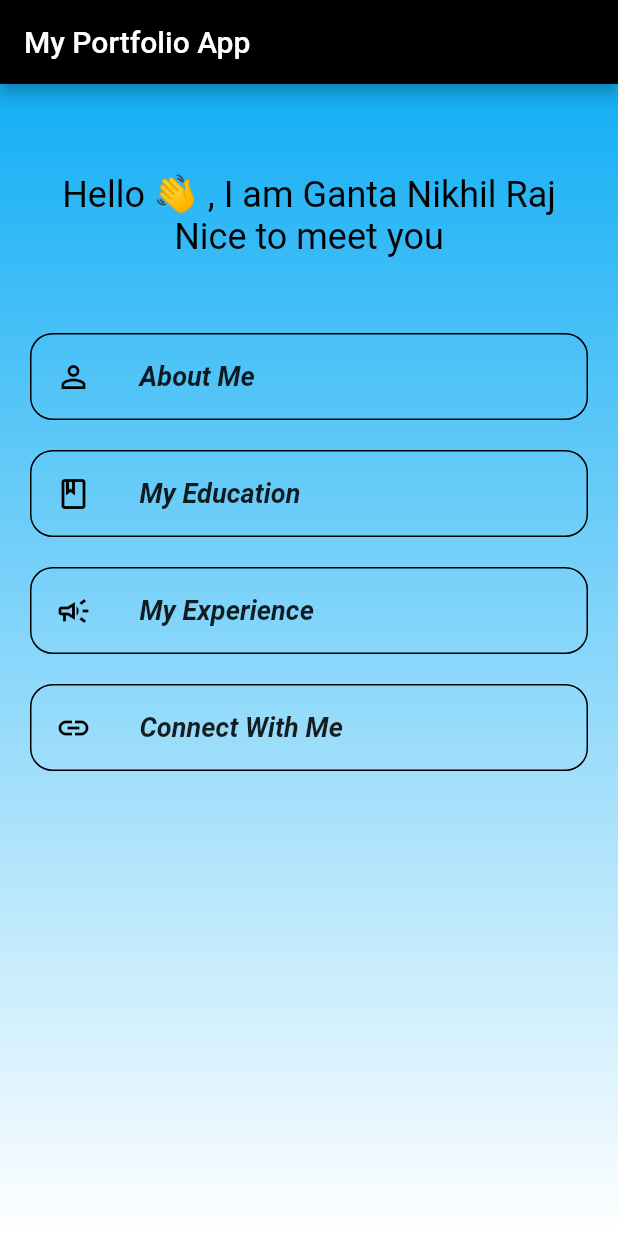
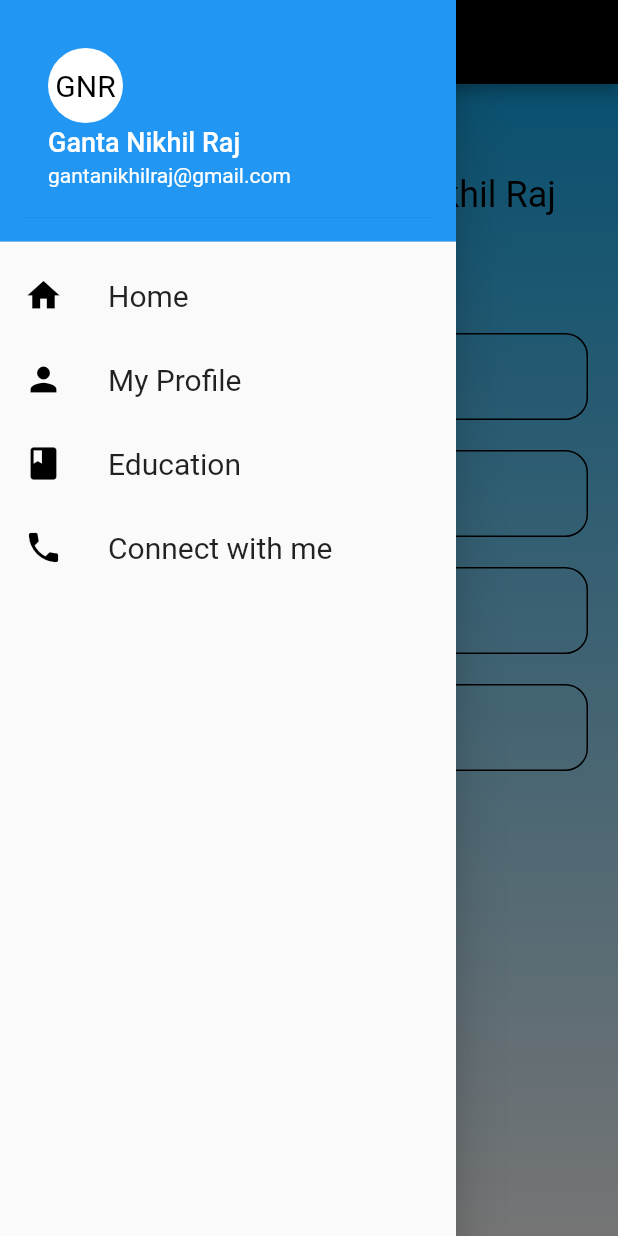
Before and after one commit to gantanikhilraj/My-Portfolio, a Flutter app: the screen it shows after launch, with the side drawer open (before the commit the screen has no drawer), on a phone screen of 412 x 824 dp. Run offline on Flutter 3.47's test engine with Material 2 defaults, Android fonts, the phone set to English and light mode, and no system bars.

Commit message:
drawer screen added

```diff
--- /dev/null
+++ b/lib/screens/drawerscreen.dart
@@ -0,0 +1,88 @@
+import 'package:flutter/material.dart';
+import 'package:my_portfolio/screens/aboutscreen.dart';
+import 'package:my_portfolio/screens/educationscreen.dart';
+import 'package:my_portfolio/screens/mainscreen.dart';
+import 'package:my_portfolio/screens/medialinks.dart';
+
+class DrawerL extends StatelessWidget {
+  static const String id = 'AboutScreen';
+
+  @override
+  Widget build(BuildContext context) {
+    return ListTileTheme(
+      child: Drawer(
+        child: ListView(
+          children: [
+            const SingleChildScrollView(
+              child: DrawerHeader(
+                decoration: BoxDecoration(color: Colors.blue),
+                child: UserAccountsDrawerHeader(
+                  decoration: BoxDecoration(color: Colors.blue),
+                  accountName: Text(
+                    "Ganta Nikhil Raj",
+                    style: TextStyle(fontSize: 18),
+                  ),
+                  accountEmail: Text("gantanikhilraj@gmail.com"),
+                  currentAccountPictureSize: Size.square(50),
+                  currentAccountPicture: CircleAvatar(
+                    backgroundColor: Colors.white,
+                    child: Text(
+                      "GNR",
+                      style: TextStyle(fontSize: 20.0, color: Colors.black),
+                    ),
+                  ),
+                ),
+              ),
+            ),
+            ListTile(
+              leading: const Icon(
+                Icons.home,
+                color: Colors.black,
+                size: 26,
+              ),
+              title: const Text('Home', style: TextStyle(fontSize: 20)),
+              onTap: () {
+                Navigator.pop(context);
+                Navigator.pushNamed(context, MainScreen.id);
+              },
+            ),
+            ListTile(
+              leading: const Icon(
+                Icons.person,
+                color: Colors.black,
+                size: 26,
+              ),
+              title: const Text('My Profile', style: TextStyle(fontSize: 20)),
+              onTap: () {
+                Navigator.pushNamed(context, AboutScreen.id);
+              },
+            ),
+            ListTile(
+              leading: const Icon(
+                Icons.book,
+                color: Colors.black,
+                size: 26,
+              ),
+              title: const Text('Education', style: TextStyle(fontSize: 20)),
+              onTap: () {
+                Navigator.pushNamed(context, EducationScreen.id);
+              },
+            ),
+            ListTile(
+              leading: const Icon(
+                Icons.phone,
+                color: Colors.black,
+                size: 26,
+              ),
+              title:
+                  const Text('Connect with me', style: TextStyle(fontSize: 20)),
+              onTap: () {
+                Navigator.pushNamed(context, SocailMediaLinks.id);
+              },
+            ),
+          ],
+        ),
+      ),
+    );
+  }
+}
--- a/lib/screens/mainscreen.dart
+++ b/lib/screens/mainscreen.dart
@@ -1,5 +1,6 @@
 import 'package:flutter/material.dart';
 import 'package:my_portfolio/screens/aboutscreen.dart';
+import 'package:my_portfolio/screens/drawerscreen.dart';
 import 'package:my_portfolio/screens/educationscreen.dart';
 import 'package:my_portfolio/screens/experience.dart';
 import 'package:my_portfolio/screens/medialinks.dart';
@@ -23,8 +24,8 @@ class MainScreen extends StatelessWidget {
           ),
         ),
         child: Scaffold(
+          drawer: DrawerL(),
           backgroundColor: Colors.transparent,
-          // drawer: Drawer(),
           appBar: AppBar(
             // elevation: 0.5,
             backgroundColor: Colors.black,
```
